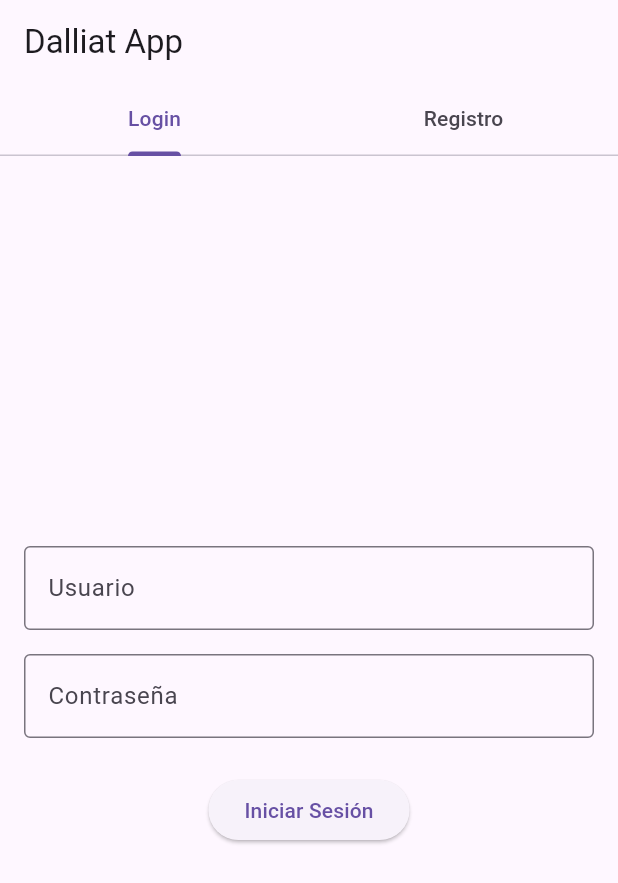
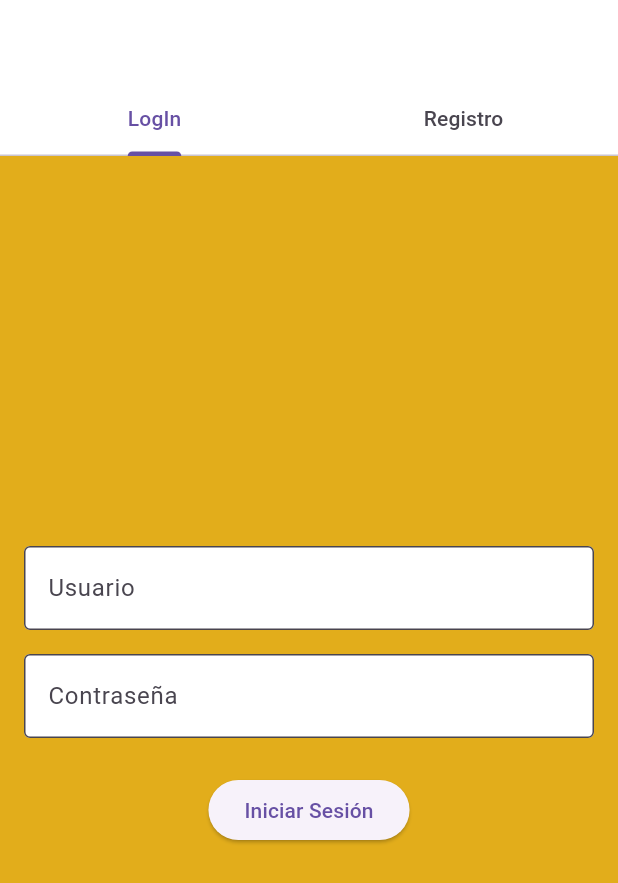
Before and after one commit to Danielpveran/DalliatApp, a Flutter app: the screen it shows after launch, on a phone screen of 412 x 824 dp. Shown: the top 883 px of the screen. Run offline on Flutter 3.47's test engine with Material 3 defaults, Android fonts, the phone set to English and light mode, and no system bars.

Commit message:
Se le da color al login

```diff
--- a/dalliat_app/lib/main.dart
+++ b/dalliat_app/lib/main.dart
@@ -10,14 +10,27 @@ class MainApp extends StatelessWidget {
   @override
   Widget build(BuildContext context) {
     return MaterialApp(
+      theme: ThemeData(
+        primaryColor: const Color.fromARGB(255, 255, 255, 255),  // Color principal
+        scaffoldBackgroundColor: const Color.fromARGB(255, 226, 173, 27),  // Fondo de la pantalla
+        textTheme: const TextTheme(
+          bodyLarge: TextStyle(color: Color.fromARGB(255, 0, 0, 0)),  // Estilo de texto general
+        ),
+      ),
       home: DefaultTabController(
         length: 2,
         child: Scaffold(
           appBar: AppBar(
             title: const Text('Dalliat App'),
+            backgroundColor: const Color.fromARGB(255, 255, 255, 255),  // Cambia el color de fondo
+            titleTextStyle: const TextStyle(
+            color: Colors.white,
+            fontSize: 20,
+            fontWeight: FontWeight.bold,
+            ),
             bottom: const TabBar(
               tabs: [
-                Tab(text: 'Login'),
+                Tab(text: 'LogIn'),
                 Tab(text: 'Registro'),
               ],
             ),
@@ -57,6 +70,8 @@ class _LoginTabState extends State<LoginTab> {
             decoration: const InputDecoration(
               labelText: 'Usuario',
               border: OutlineInputBorder(),
+              filled: true,  // Habilita el fondo
+              fillColor: const Color.fromARGB(255, 255, 255, 255),
             ),
           ),
           const SizedBox(height: 16),
@@ -66,6 +81,8 @@ class _LoginTabState extends State<LoginTab> {
             decoration: const InputDecoration(
               labelText: 'Contraseña',
               border: OutlineInputBorder(),
+              filled: true,  // Habilita el fondo
+              fillColor: const Color.fromARGB(255, 255, 255, 255),
             ),
           ),
           const SizedBox(height: 24),
```
